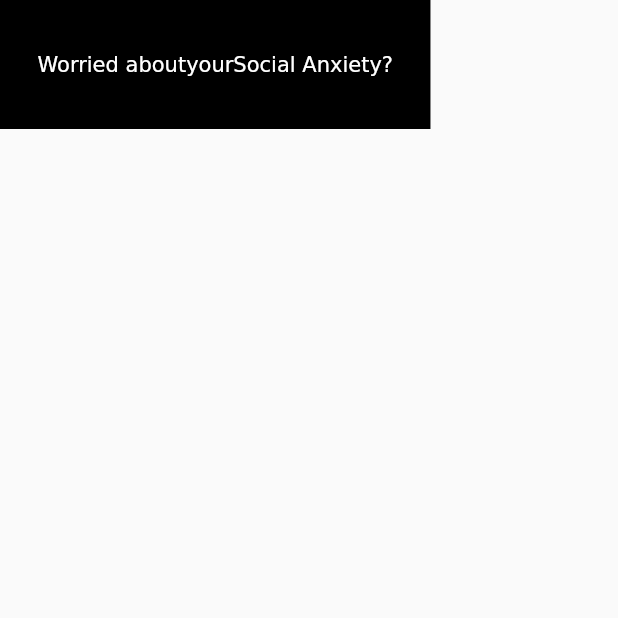
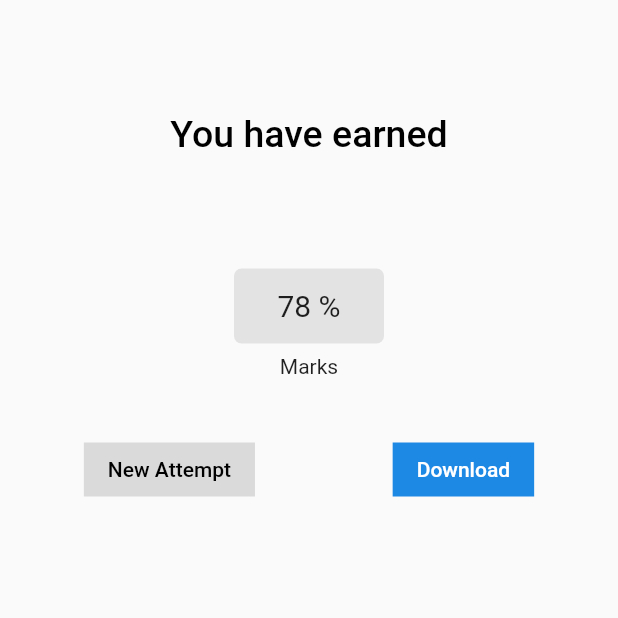
Before and after one commit to Dileeshana/Myalo-app-dummy-one, a Flutter app: the screen it shows after launch, on a phone screen of 412 x 824 dp, the top half of it. Run offline on Flutter 3.47's test engine with Material 2 defaults, Android fonts, the phone set to English and light mode, and no system bars.

Commit message:
treatment 1 ui complete

```diff
--- a/lib/main.dart
+++ b/lib/main.dart
@@ -6,9 +6,12 @@ import 'package:myalo_app/screens/bottom_bar.dart';
 import 'severity_checkup/landing_screen.dart';
 import 'severity_checkup/severity_quiz.dart';
 import 'severity_checkup/severity_result.dart';
-import 'treatment_method_1/schizophrenia_landing.dart';
-import 'treatment_method_1/schizophrenia_ui_2.dart';
-import 'treatment_method_1/social_anxiety_landing.dart';
+import 'treatment_method_1/schizophrenia/schizophrenia_landing.dart';
+import 'treatment_method_1/schizophrenia/schizophrenia_ui_2.dart';
+import 'treatment_method_1/social anxiety/relevent_cog_distrotion.dart';
+import 'treatment_method_1/social anxiety/social_anxiety_distrotion.dart';
+import 'treatment_method_1/social anxiety/social_anxiety_landing.dart';
+import 'treatment_method_1/social anxiety/social_anxiety_marks.dart';
 
 void main() {
   runApp(const MyApp());
@@ -25,7 +28,7 @@ class MyApp extends StatelessWidget {
 
       primarySwatch: Colors.blue
       ),
-      home: SocialAnxietyLanding(),
+      home: SocialAnxietyMarks(),
     );
   }
 }
--- /dev/null
+++ b/lib/treatment_method_1/social anxiety/social_anxiety_marks.dart
@@ -0,0 +1,73 @@
+import 'package:flutter/material.dart';
+
+class SocialAnxietyMarks extends StatelessWidget {
+  @override
+  Widget build(BuildContext context) {
+    return Scaffold(
+      body: Column(
+        children: [
+          Container(
+            margin: EdgeInsets.symmetric(vertical: 75),
+            child: Text(
+              "You have earned",
+              style: TextStyle(
+                color: Colors.black,
+                fontSize: 25,
+                fontWeight: FontWeight.w500
+              ),
+            ),
+          ),
+          Container(
+            width: 100,
+            height: 50,
+            alignment: Alignment.center,
+            decoration: BoxDecoration(
+              borderRadius: BorderRadius.circular(5),
+              color: Color.fromARGB(95, 189, 189, 189),
+              ),
+            child: Text(
+              "78 %",
+              style: TextStyle(fontSize: 20),
+            ),
+          ),
+          Container(
+            margin: EdgeInsets.symmetric(vertical: 7),
+            child: Text(
+              "Marks",
+              // style: TextStyle(),
+            ),
+          ),
+          Container(
+            margin: EdgeInsets.symmetric(vertical: 30, horizontal: 10),
+            child: Row(
+              mainAxisAlignment: MainAxisAlignment.spaceAround,
+              children: [
+                Container(
+                  child: ElevatedButton(
+                    child: Text("New Attempt", style: TextStyle(color: Colors.black),),
+                    style: ElevatedButton.styleFrom(
+                      shape: LinearBorder(),
+                      backgroundColor: Color.fromARGB(99, 168, 168, 168),
+                      elevation: 0
+                    ),
+                    onPressed: () {}
+                  ),
+                ),
+                Container(
+                  child: ElevatedButton(
+                    child: Text("Download", style: TextStyle(color: Colors.white),),
+                    style: ElevatedButton.styleFrom(
+                      shape: LinearBorder(),
+                      backgroundColor: Colors.blue[600],
+                      elevation: 0
+                    ),
+                    onPressed: () {}
+                  ),)
+              ],
+            ),
+          )
+        ],
+      ),
+    );
+  }
+}
--- a/lib/treatment_method_1/social_anxiety_landing.dart
+++ /dev/null
@@ -1,35 +0,0 @@
-import 'package:flutter/material.dart';
-
-class SocialAnxietyLanding extends StatelessWidget {
-  @override
-  Widget build(BuildContext context) {
-    return Scaffold(
-      body: Column(
-        children: [
-          Container(
-            child: Row(
-              children: [
-                Container(
-                  padding: EdgeInsets.symmetric(vertical: 35, horizontal: 25),
-                  color: Colors.black,
-                  child: RichText(
-                    text: TextSpan(
-                      children: [
-                        TextSpan(text: "Worried about"),
-                        TextSpan(text: "your"),
-                        TextSpan(text: "Social Anxiety?")
-                      ]
-                    )
-                    )
-                )
-              ],
-            ),
-          ),
-          Container(),
-          Container(),
-          Container(),
-        ],
-      ),
-    );
-  }
-}
```
Also changed, not shown: lib/treatment_method_1/social anxiety/relevent_cog_distrotion.dart (added, +80 -0 lines), lib/treatment_method_1/social anxiety/social_anxiety_distrotion.dart (added, +401 -0 lines), lib/treatment_method_1/social anxiety/social_anxiety_landing.dart (added, +93 -0 lines), lib/images/Anxiety-amico.png (added), lib/images/Anxiety-rafiki.png (added), lib/treatment_method_1/schizophrenia/schizophrenia_landing.dart (renamed from lib/treatment_method_1/schizophrenia_landing.dart), lib/treatment_method_1/schizophrenia/schizophrenia_ui_2.dart (renamed from lib/treatment_method_1/schizophrenia_ui_2.dart).
